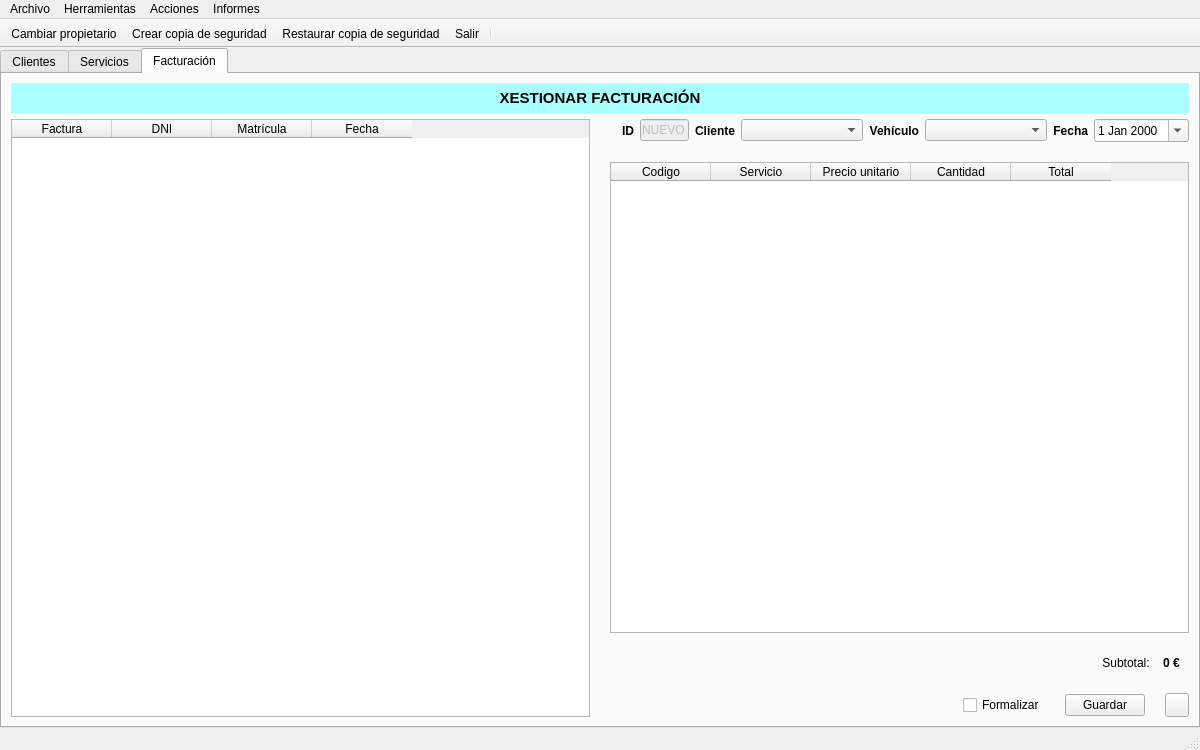
This is ui/ventMain.ui in arielcostas/dam-di-costasguerrero as Qt 5 draws it before an edit. The edited form follows.
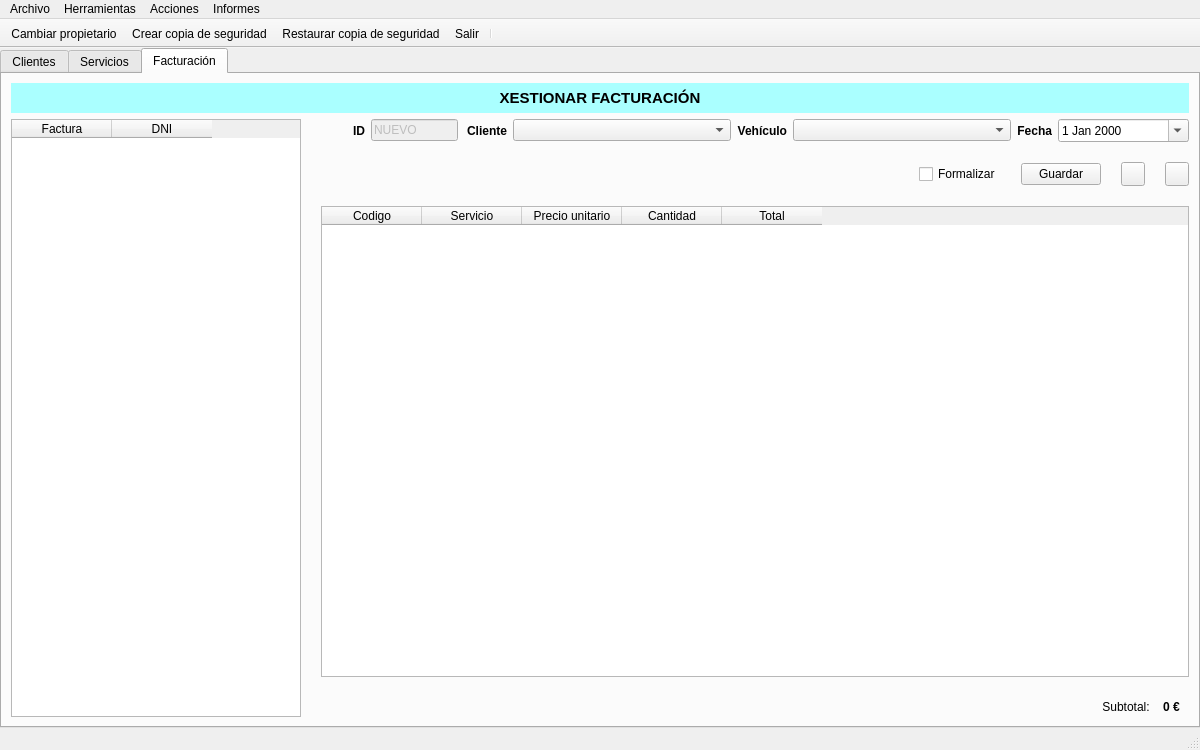
This is the edited form. Icons and pictures are not drawn.

Patch:
```diff
--- a/ui/ventMain.ui
+++ b/ui/ventMain.ui
@@ -1291,7 +1291,7 @@
            </widget>
           </item>
           <item>
-           <layout class="QHBoxLayout" name="horizontalLayout_6">
+           <layout class="QHBoxLayout" name="horizontalLayout_6" stretch="1,3">
             <property name="spacing">
              <number>20</number>
             </property>
@@ -1322,16 +1322,6 @@
                 <string>DNI</string>
                </property>
               </column>
-              <column>
-               <property name="text">
-                <string>Matrícula</string>
-               </property>
-              </column>
-              <column>
-               <property name="text">
-                <string>Fecha</string>
-               </property>
-              </column>
              </widget>
             </item>
             <item>
@@ -1442,6 +1432,83 @@
                 </item>
                </layout>
               </item>
+              <item>
+               <layout class="QHBoxLayout" name="horizontalLayout_5">
+                <item>
+                 <spacer name="horizontalSpacer_17">
+                  <property name="orientation">
+                   <enum>Qt::Horizontal</enum>
+                  </property>
+                  <property name="sizeHint" stdset="0">
+                   <size>
+                    <width>40</width>
+                    <height>20</height>
+                   </size>
+                  </property>
+                 </spacer>
+                </item>
+                <item>
+                 <widget class="QCheckBox" name="chkFormalizarFactura">
+                  <property name="text">
+                   <string>Formalizar</string>
+                  </property>
+                 </widget>
+                </item>
+                <item>
+                 <widget class="QPushButton" name="btnGuardarFactura">
+                  <property name="text">
+                   <string>Guardar</string>
+                  </property>
+                 </widget>
+                </item>
+                <item>
+                 <widget class="QPushButton" name="btnLimpiarFactura">
+                  <property name="minimumSize">
+                   <size>
+                    <width>24</width>
+                    <height>24</height>
+                   </size>
+                  </property>
+                  <property name="maximumSize">
+                   <size>
+                    <width>24</width>
+                    <height>24</height>
+                   </size>
+                  </property>
+                  <property name="text">
+                   <string/>
+                  </property>
+                  <property name="icon">
+                   <iconset>
+                    <normaloff>../img/limpiar.png</normaloff>../img/limpiar.png</iconset>
+                  </property>
+                 </widget>
+                </item>
+                <item>
+                 <widget class="QPushButton" name="btnImprimirFactura">
+                  <property name="minimumSize">
+                   <size>
+                    <width>24</width>
+                    <height>24</height>
+                   </size>
+                  </property>
+                  <property name="maximumSize">
+                   <size>
+                    <width>24</width>
+                    <height>24</height>
+                   </size>
+                  </property>
+                  <property name="text">
+                   <string/>
+                  </property>
+                  <property name="icon">
+                   <iconset>
+                    <normaloff>../img/imprimir.png</normaloff>../img/imprimir.png</iconset>
+                  </property>
+                 </widget>
+                </item>
+               </layout>
+              </item>
               <item>
                <widget class="QTableWidget" name="tablaFacturaServicios">
                 <property name="alternatingRowColors">
@@ -1532,60 +1599,6 @@
                 </layout>
                </widget>
               </item>
-              <item>
-               <layout class="QHBoxLayout" name="horizontalLayout_5">
-                <item>
-                 <spacer name="horizontalSpacer_17">
-                  <property name="orientation">
-                   <enum>Qt::Horizontal</enum>
-                  </property>
-                  <property name="sizeHint" stdset="0">
-                   <size>
-                    <width>40</width>
-                    <height>20</height>
-                   </size>
-                  </property>
-                 </spacer>
-                </item>
-                <item>
-                 <widget class="QCheckBox" name="chkFormalizarFactura">
-                  <property name="text">
-                   <string>Formalizar</string>
-                  </property>
-                 </widget>
-                </item>
-                <item>
-                 <widget class="QPushButton" name="btnGuardarFactura">
-                  <property name="text">
-                   <string>Guardar</string>
-                  </property>
-                 </widget>
-                </item>
-                <item>
-                 <widget class="QPushButton" name="btnLimpiarFactura">
-                  <property name="minimumSize">
-                   <size>
-                    <width>24</width>
-                    <height>24</height>
-                   </size>
-                  </property>
-                  <property name="maximumSize">
-                   <size>
-                    <width>24</width>
-                    <height>24</height>
-                   </size>
-                  </property>
-                  <property name="text">
-                   <string/>
-                  </property>
-                  <property name="icon">
-                   <iconset>
-                    <normaloff>../img/limpiar.png</normaloff>../img/limpiar.png</iconset>
-                  </property>
-                 </widget>
-                </item>
-               </layout>
-              </item>
              </layout>
             </item>
            </layout>
```
Left out of the diff: 2 changed lines with no effect on the pictures.
